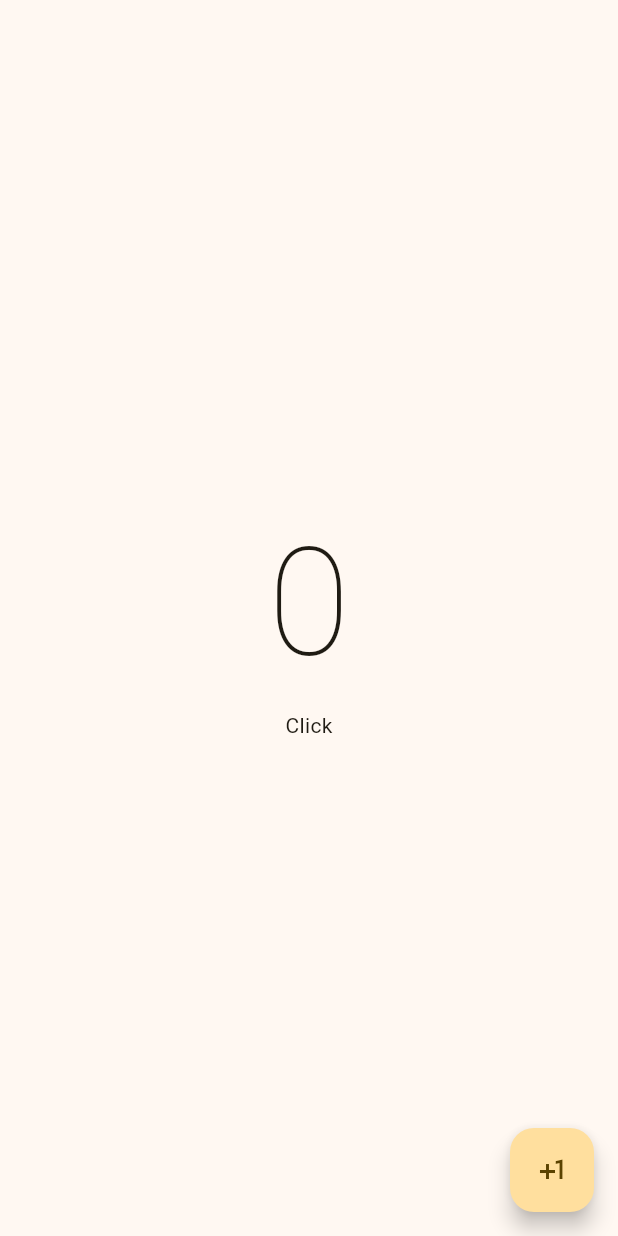
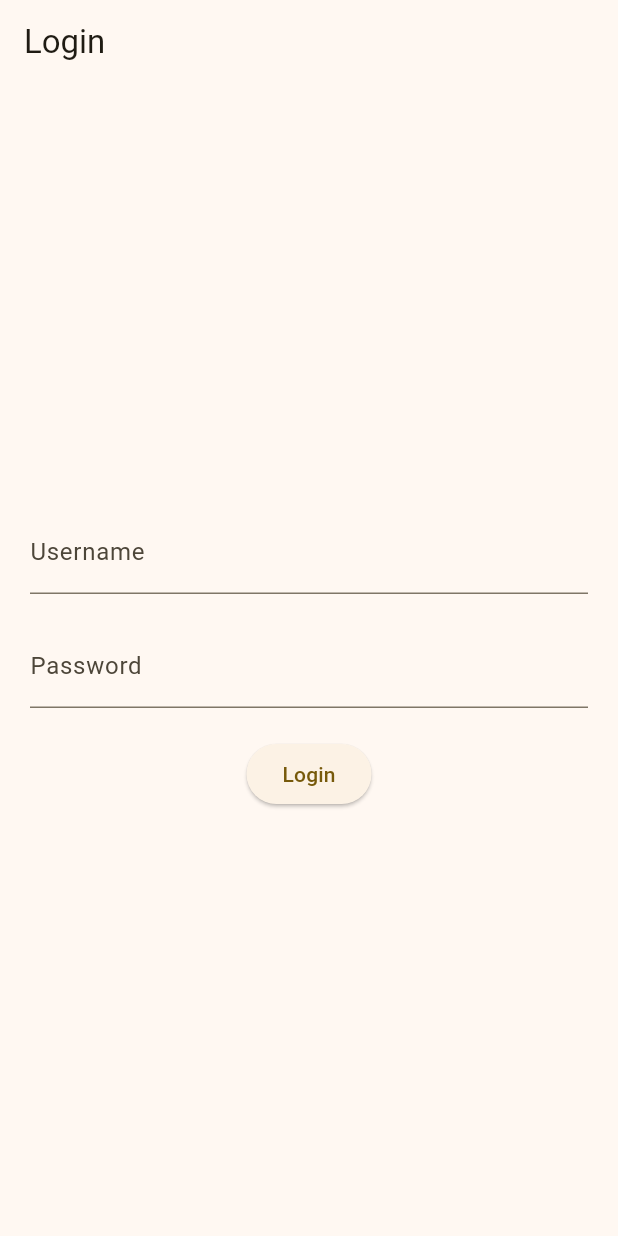
Before and after one commit to UPerezS/CUCP-ddi, a Flutter app: the screen it shows after launch, on a phone screen of 412 x 824 dp. Run offline on Flutter 3.47's test engine with Material 3 defaults, Android fonts, the phone set to English and light mode, and no system bars.

Commit message:
Actividad Counter Function y Login

```diff
--- a/Flutter/Aplicacion/demo_app/lib/main.dart
+++ b/Flutter/Aplicacion/demo_app/lib/main.dart
@@ -1,4 +1,6 @@
-import 'package:demo_app/presentation/screens/counter/counter_Screen.dart';
+//import 'package:demo_app/presentation/screens/counter/counter_Screen.dart';
+//import 'package:demo_app/presentation/screens/counter/counter_function_screen.dart';
+import 'package:demo_app/presentation/screens/login/login_screen.dart';
 import 'package:flutter/material.dart';
 
 void main() {
@@ -16,7 +18,7 @@ class MyApp extends StatelessWidget {
         colorSchemeSeed: Colors.amber
       ),
       darkTheme: ThemeData.dark(),
-      home: const CounterScreen()
+      home: const LoginScreen()
     );
   }
 }
--- /dev/null
+++ b/Flutter/Aplicacion/demo_app/lib/presentation/screens/login/login_screen.dart
@@ -0,0 +1,92 @@
+import 'package:flutter/material.dart';
+
+class LoginScreen extends StatefulWidget {
+  const LoginScreen({Key? key}) : super(key: key);
+
+  @override
+  _LoginScreenState createState() => _LoginScreenState();
+}
+
+class _LoginScreenState extends State<LoginScreen> {
+  TextEditingController _usernameController = TextEditingController();
+  TextEditingController _passwordController = TextEditingController();
+
+  @override
+  void dispose() {
+    _usernameController.dispose();
+    _passwordController.dispose();
+    super.dispose();
+  }
+
+  @override
+  Widget build(BuildContext context) {
+    return Scaffold(
+      appBar: AppBar(
+        title: Text('Login'),
+      ),
+      body: Padding(
+        padding: const EdgeInsets.all(20.0),
+        child: Column(
+          mainAxisAlignment: MainAxisAlignment.center,
+          children: [
+            TextFormField(
+              controller: _usernameController,
+              decoration: InputDecoration(
+                labelText: 'Username',
+              ),
+            ),
+            SizedBox(height: 20),
+            TextFormField(
+              controller: _passwordController,
+              decoration: InputDecoration(
+                labelText: 'Password',
+              ),
+              obscureText: true,
+            ),
+            SizedBox(height: 20),
+            ElevatedButton(
+              onPressed: () {
+                String username = _usernameController.text.trim();
+                String password = _passwordController.text.trim();
+                if (username == 'uriel' && password == 'contraseña') {
+                  showDialog(
+                    context: context,
+                    builder: (context) => AlertDialog(
+                      title: Text('Login Correcto'),
+                      content: Text('Esoo Vamos!!!!!!!!!!!.'),
+                      actions: [
+                        TextButton(
+                          onPressed: () {
+                            Navigator.pop(context);
+                          },
+                          child: Text('Cerrar'),
+                        ),
+                      ],
+                    ),
+                  );
+                } else {
+                  showDialog(
+                    context: context,
+                    builder: (context) => AlertDialog(
+                      title: Text('Login Incorrecto'),
+                      content: Text('Usuario o contraseña incorrectos.'),
+                      actions: [
+                        TextButton(
+                          onPressed: () {
+                            Navigator.pop(context);
+                          },
+                          child: Text('Cerrar'),
+                        ),
+                      ],
+                    ),
+                  );
+                }
+              },
+              child: Text('Login'),
+            ),
+          ],
+        ),
+      ),
+    );
+  }
+}
```
Also changed, not shown: Flutter/Aplicacion/demo_app/lib/presentation/screens/counter/counter_function_screen.dart (added, +102 -0 lines).
